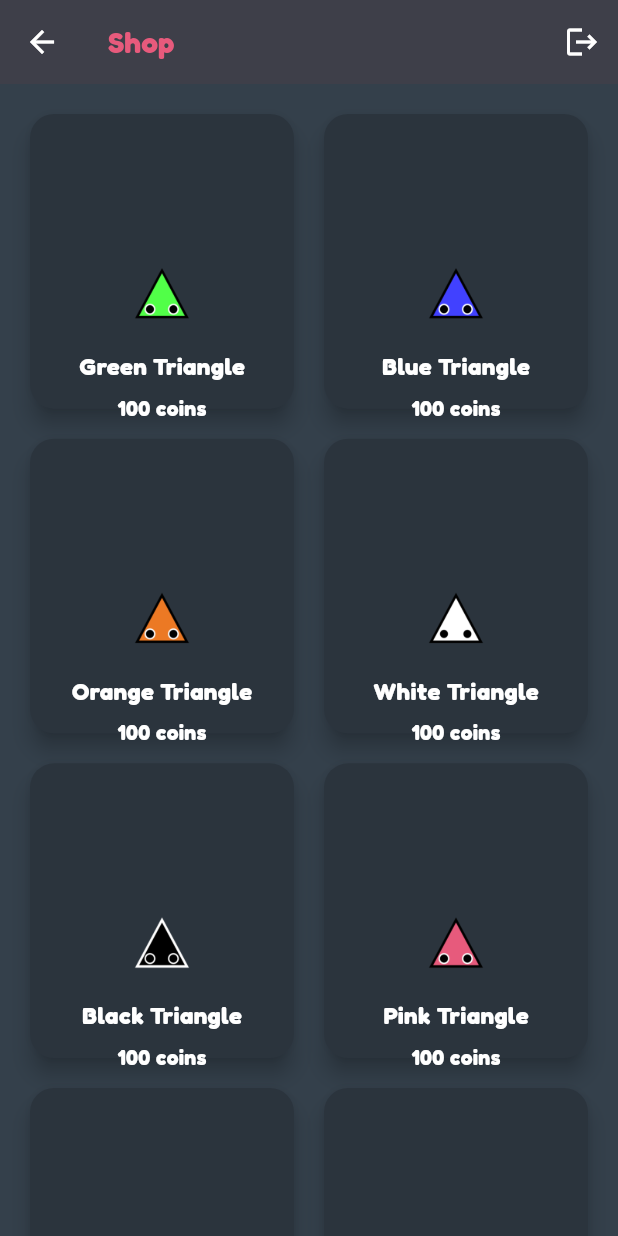
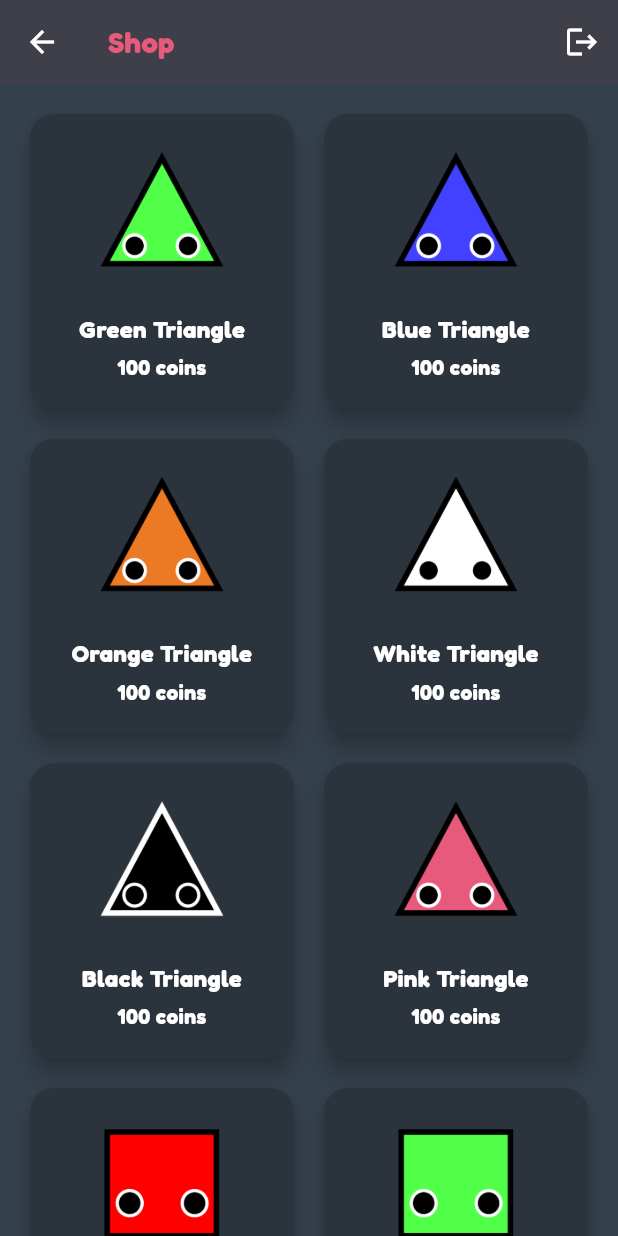
Before and after one commit to austinglashure/MobileScreenBuddy, a Flutter app: the ShopView screen opened directly with empty values, on a phone screen of 412 x 824 dp. Run offline on Flutter 3.47's test engine with Material 3 defaults, Android fonts, the light colour scheme and no system bars.

Commit message:
Attempt to fix shop size

```diff
--- a/screenbuddy_mobile/lib/main.dart
+++ b/screenbuddy_mobile/lib/main.dart
@@ -1238,18 +1238,19 @@ class _ShopViewState extends State<ShopView> {
               child: Padding(
                 padding: const EdgeInsets.all(12),
                 child: Column(
-                  mainAxisAlignment: MainAxisAlignment.start,
+                  crossAxisAlignment: CrossAxisAlignment.center,
                   children: [
-                    const SizedBox(height: 85),
-                    Image.asset(
-                      item.assetPath,
-                      width: 48,
-                      height: 48,
-                      fit: BoxFit.contain,
+                    SizedBox(
+                      height: 110,
+                      child: Image.asset(
+                        item.assetPath,
+                        fit: BoxFit.contain,
+                      ),
                     ),
-                    const SizedBox(height: 12),
+                    const SizedBox(height: 10),
                     Text(
                       item.name,
+                      textAlign: TextAlign.center,
                       style: const TextStyle(
                         color: Colors.white,
                         fontWeight: FontWeight.bold,
@@ -1257,8 +1258,13 @@ class _ShopViewState extends State<ShopView> {
                         fontFamily: kFont,
                       ),
                     ),
-                    const SizedBox(height: 6),
-                    Text("${item.price} coins", style: bodyWhite),
+                    const SizedBox(height: 4), // smaller spacing under name
+                    Text(
+                      "${item.price} coins",
+                      style: bodyWhite,
+                      textAlign: TextAlign.center,
+                    ),
+                    const Spacer(), // pushes everything slightly up
                   ],
                 ),
               ),
```
